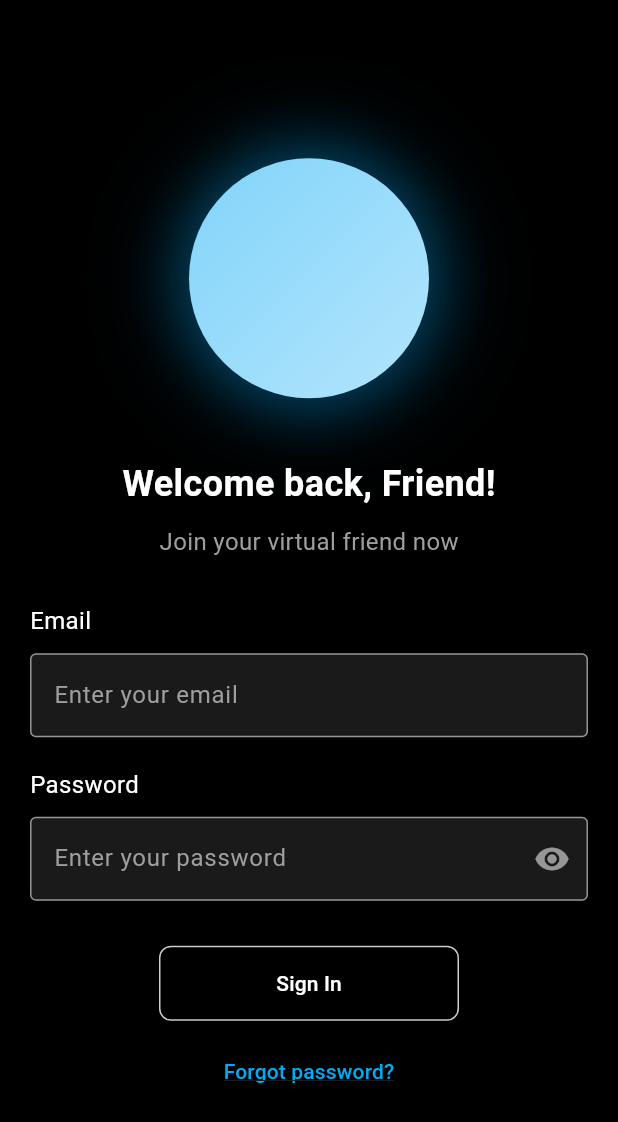
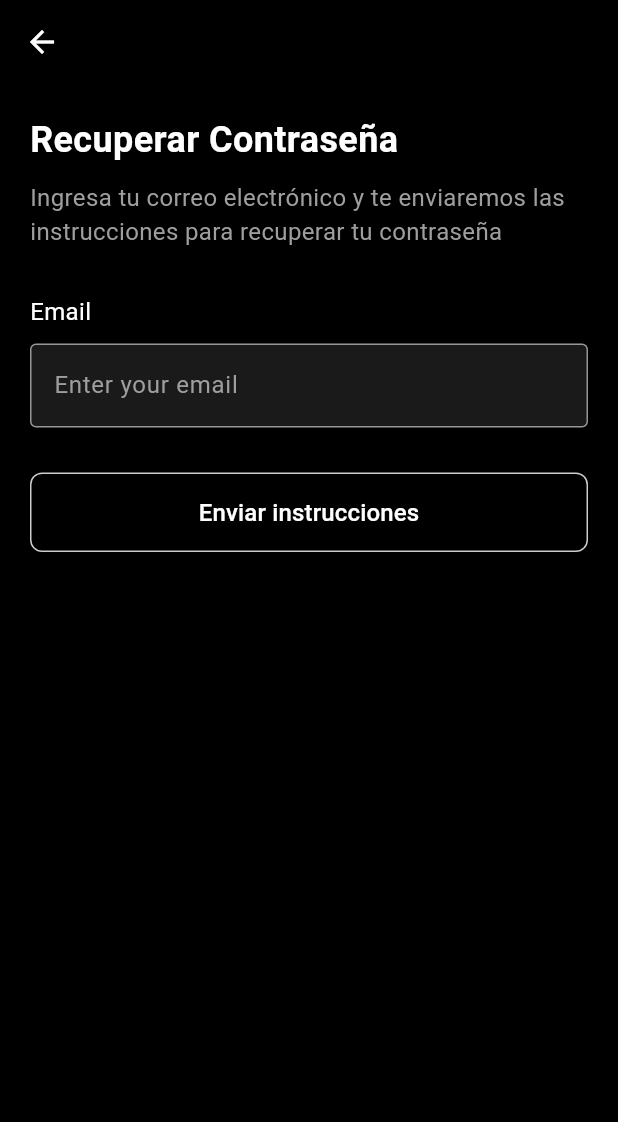
Before and after one commit to bvlmari/Nemoa, a Flutter app: the LoginPage screen opened by its route, after a tap on "Forgot password?", on a phone screen of 412 x 824 dp. Shown: the top 1122 px of the screen. Run offline on Flutter 3.47's test engine with Material 3 defaults, Android fonts, the phone set to English and light mode, and no system bars; our stand-ins replace app_links, google_generative_ai, supabase_flutter; accounts and stored records are empty.

Commit message:
Implementación de cambiar password

```diff
--- a/nemoa/lib/main.dart
+++ b/nemoa/lib/main.dart
@@ -1,4 +1,5 @@
 import 'package:flutter/material.dart';
+import 'package:nemoa/presentation/screens/forgot_password_page.dart';
 import 'package:nemoa/presentation/screens/home_page.dart';
 import 'package:nemoa/presentation/screens/login_page.dart';
 import 'package:nemoa/presentation/screens/main_page.dart';
@@ -46,7 +47,7 @@ class MyApp extends StatelessWidget {
           cursorColor: Colors.white,
           selectionColor: Color.fromARGB(255, 154, 154, 154),
           selectionHandleColor: Color.fromARGB(255, 154, 154, 154),
-      ),
+        ),
       ),
       initialRoute: Homepage.routename,
       routes: {
@@ -57,6 +58,7 @@ class MyApp extends StatelessWidget {
         MessagesPage.routename: (context) => const MessagesPage(),
         PersonalizationPage.routename: (context) => const PersonalizationPage(),
         UserProfilePage.routename: (context) => const UserProfilePage(),
+        ForgotPasswordPage.routename: (context) => const ForgotPasswordPage(),
       },
     );
   }
--- /dev/null
+++ b/nemoa/lib/presentation/screens/forgot_password_page.dart
@@ -0,0 +1,190 @@
+import 'package:flutter/material.dart';
+import 'package:supabase_flutter/supabase_flutter.dart';
+
+class ForgotPasswordPage extends StatefulWidget {
+  static const String routename = 'ForgotPasswordPage';
+  const ForgotPasswordPage({super.key});
+
+  @override
+  State<ForgotPasswordPage> createState() => _ForgotPasswordPageState();
+}
+
+class _ForgotPasswordPageState extends State<ForgotPasswordPage> {
+  final TextEditingController _emailController = TextEditingController();
+  bool _isLoading = false;
+
+  Future<void> _resetPassword() async {
+    final email = _emailController.text.trim();
+
+    if (email.isEmpty) {
+      _showMessage('Por favor ingresa tu correo electrónico', isError: true);
+      return;
+    }
+
+    setState(() => _isLoading = true);
+
+    try {
+      // Verificar si el correo existe en la base de datos
+      final existingUser = await Supabase.instance.client
+          .from('datosInicio')
+          .select('email')
+          .eq('email', email)
+          .maybeSingle();
+
+      if (existingUser == null) {
+        throw 'No existe una cuenta con este correo electrónico';
+      }
+
+      // Enviar correo de recuperación
+      await Supabase.instance.client.auth.resetPasswordForEmail(
+        email,
+        redirectTo: 'io.supabase.nemoa://reset-callback/',
+      );
+
+      if (mounted) {
+        _showMessage(
+          'Se ha enviado un enlace de recuperación a tu correo electrónico',
+          isError: false,
+        );
+
+        // Esperar unos segundos y volver a la pantalla de login
+        Future.delayed(const Duration(seconds: 3), () {
+          if (mounted) {
+            Navigator.pop(context);
+          }
+        });
+      }
+    } catch (e) {
+      if (mounted) {
+        _showMessage(
+          e is String ? e : 'Error al enviar el correo de recuperación',
+          isError: true,
+        );
+      }
+    } finally {
+      if (mounted) {
+        setState(() => _isLoading = false);
+      }
+    }
+  }
+
+  void _showMessage(String message, {required bool isError}) {
+    if (!mounted) return;
+
+    ScaffoldMessenger.of(context).showSnackBar(
+      SnackBar(
+        content: Text(message),
+        backgroundColor: isError ? Colors.red : Colors.lightBlue,
+        duration: const Duration(seconds: 3),
+      ),
+    );
+  }
+
+  @override
+  void dispose() {
+    _emailController.dispose();
+    super.dispose();
+  }
+
+  @override
+  Widget build(BuildContext context) {
+    return Scaffold(
+      backgroundColor: Colors.black,
+      appBar: AppBar(
+        backgroundColor: Colors.transparent,
+        elevation: 0,
+        leading: IconButton(
+          icon: const Icon(Icons.arrow_back, color: Colors.white),
+          onPressed: () => Navigator.pop(context),
+        ),
+      ),
+      body: SafeArea(
+        child: Padding(
+          padding: const EdgeInsets.all(20.0),
+          child: Column(
+            crossAxisAlignment: CrossAxisAlignment.start,
+            children: [
+              const Text(
+                'Recuperar Contraseña',
+                style: TextStyle(
+                  fontSize: 24,
+                  fontWeight: FontWeight.bold,
+                  color: Colors.white,
+                ),
+              ),
+              const SizedBox(height: 10),
+              const Text(
+                'Ingresa tu correo electrónico y te enviaremos las instrucciones para recuperar tu contraseña',
+                style: TextStyle(
+                  fontSize: 16,
+                  color: Colors.grey,
+                ),
+              ),
+              const SizedBox(height: 30),
+              const Text(
+                'Email',
+                style: TextStyle(fontSize: 16, color: Colors.white),
+              ),
+              const SizedBox(height: 10),
+              TextField(
+                controller: _emailController,
+                decoration: const InputDecoration(
+                  filled: true,
+                  fillColor: Colors.white10,
+                  hintText: 'Enter your email',
+                  hintStyle: TextStyle(color: Colors.grey),
+                  border: OutlineInputBorder(
+                    borderSide: BorderSide(color: Colors.white54),
+                  ),
+                  enabledBorder: OutlineInputBorder(
+                    borderSide: BorderSide(color: Colors.white54),
+                  ),
+                  focusedBorder: OutlineInputBorder(
+                    borderSide: BorderSide(color: Colors.lightBlue),
+                  ),
+                ),
+                style: const TextStyle(color: Colors.white),
+                keyboardType: TextInputType.emailAddress,
+              ),
+              const SizedBox(height: 30),
+              SizedBox(
+                width: double.infinity,
+                child: ElevatedButton(
+                  style: ElevatedButton.styleFrom(
+                    backgroundColor: Colors.black,
+                    padding: const EdgeInsets.symmetric(vertical: 15),
+                    side: BorderSide(
+                      color: Colors.white.withOpacity(0.8),
+                      width: 1,
+                    ),
+                    shape: RoundedRectangleBorder(
+                      borderRadius: BorderRadius.circular(8),
+                    ),
+                  ),
+                  onPressed: _isLoading ? null : _resetPassword,
+                  child: _isLoading
+                      ? const SizedBox(
+                          width: 20,
+                          height: 20,
+                          child: CircularProgressIndicator(
+                            strokeWidth: 2,
+                            valueColor:
+                                AlwaysStoppedAnimation<Color>(Colors.white),
+                          ),
+                        )
+                      : const Text(
+                          'Enviar instrucciones',
+                          style: TextStyle(
+                            color: Colors.white,
+                            fontSize: 16,
+                          ),
+                        ),
+                ),
+              ),
+            ],
+          ),
+        ),
+      ),
+    );
+  }
+}
--- a/nemoa/lib/presentation/screens/login_page.dart
+++ b/nemoa/lib/presentation/screens/login_page.dart
@@ -1,4 +1,5 @@
 import 'package:flutter/material.dart';
+import 'package:nemoa/presentation/screens/forgot_password_page.dart';
 import 'package:nemoa/presentation/screens/main_page.dart';
 import 'package:supabase_flutter/supabase_flutter.dart';
 import 'dart:math' as math;
@@ -316,7 +317,8 @@ class _LoginPageState extends State<LoginPage>
                     onPressed: _isLoading
                         ? null
                         : () {
-                            // Manejar lógica de contraseña olvidada
+                            Navigator.pushNamed(
+                                context, ForgotPasswordPage.routename);
                           },
                     child: const Text(
                       'Forgot password?',
--- a/nemoa/pubspec.yaml
+++ b/nemoa/pubspec.yaml
@@ -41,6 +41,7 @@ dependencies:
   flutter_form_builder: ^9.5.0
   flutter_dotenv: ^5.2.1
   google_generative_ai: any
+  app_links: ^3.5.1
 
 dev_dependencies:
   flutter_test:
```
Also changed, not shown: nemoa/lib/Models/deep_link_handler.dart (added, +36 -0 lines), nemoa/lib/presentation/screens/reset_password_page.dart (added, +270 -0 lines), nemoa/pubspec.lock, 2 other files.
